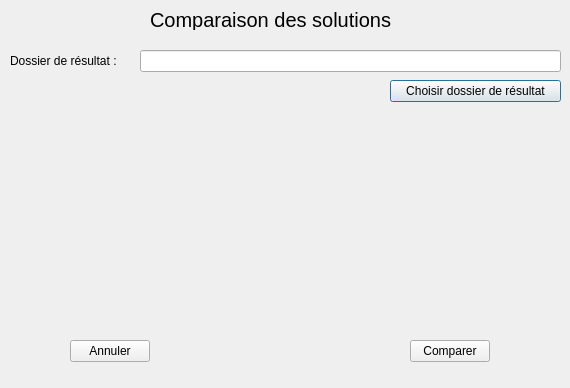
This is PRDOrdonancement/comparaisonsolution.ui in pierrefervault/PRDOrdonancement as Qt 5 draws it before an edit. The edited form follows.
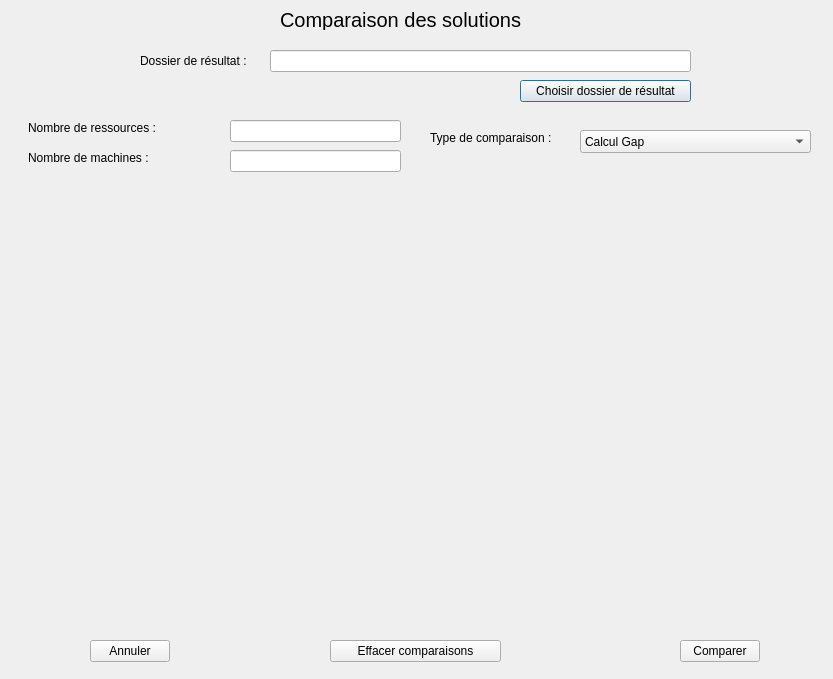
This is the edited form.

Commit message: Grosse MAJ, ajout des graphique de comparaison de solution + toutes les méthodes nécessaires à l'implémentation + toutes les classes nécessaires au bon fonctionnement de l'application

Diff of the .ui file:
```diff
--- a/PRDOrdonancement/comparaisonsolution.ui
+++ b/PRDOrdonancement/comparaisonsolution.ui
@@ -6,8 +6,8 @@
    <rect>
     <x>0</x>
     <y>0</y>
-    <width>570</width>
-    <height>388</height>
+    <width>833</width>
+    <height>679</height>
    </rect>
   </property>
   <property name="windowTitle">
@@ -16,7 +16,7 @@
   <widget class="QLabel" name="titleLabel">
    <property name="geometry">
     <rect>
-     <x>150</x>
+     <x>280</x>
      <y>10</y>
      <width>281</width>
      <height>20</height>
@@ -34,7 +34,7 @@
   <widget class="QPushButton" name="choisirDossierPushButton">
    <property name="geometry">
     <rect>
-     <x>390</x>
+     <x>520</x>
      <y>80</y>
      <width>171</width>
      <height>22</height>
@@ -47,7 +47,7 @@
   <widget class="QLineEdit" name="choisirDossierLineEdit">
    <property name="geometry">
     <rect>
-     <x>140</x>
+     <x>270</x>
      <y>50</y>
      <width>421</width>
      <height>22</height>
@@ -57,7 +57,7 @@
   <widget class="QLabel" name="dossierInstanceLabel">
    <property name="geometry">
     <rect>
-     <x>10</x>
+     <x>140</x>
      <y>50</y>
      <width>121</width>
      <height>21</height>
@@ -70,8 +70,8 @@
   <widget class="QPushButton" name="validerPushButton">
    <property name="geometry">
     <rect>
-     <x>410</x>
-     <y>340</y>
+     <x>680</x>
+     <y>640</y>
      <width>80</width>
      <height>22</height>
     </rect>
@@ -83,8 +83,8 @@
   <widget class="QPushButton" name="annulerPushButton">
    <property name="geometry">
     <rect>
-     <x>70</x>
-     <y>340</y>
+     <x>90</x>
+     <y>640</y>
      <width>80</width>
      <height>22</height>
     </rect>
@@ -93,6 +93,114 @@
     <string>Annuler</string>
    </property>
   </widget>
+  <widget class="QLabel" name="nbrRessourcesLabel">
+   <property name="geometry">
+    <rect>
+     <x>28</x>
+     <y>120</y>
+     <width>171</width>
+     <height>16</height>
+    </rect>
+   </property>
+   <property name="text">
+    <string>Nombre de ressources :</string>
+   </property>
+  </widget>
+  <widget class="QLabel" name="nbrMachinesLabel">
+   <property name="geometry">
+    <rect>
+     <x>28</x>
+     <y>150</y>
+     <width>191</width>
+     <height>16</height>
+    </rect>
+   </property>
+   <property name="text">
+    <string>Nombre de machines :</string>
+   </property>
+  </widget>
+  <widget class="QLineEdit" name="nbrRessourcesLineEdit">
+   <property name="geometry">
+    <rect>
+     <x>230</x>
+     <y>120</y>
+     <width>171</width>
+     <height>22</height>
+    </rect>
+   </property>
+  </widget>
+  <widget class="QLineEdit" name="nbrMachinesLineEdit">
+   <property name="geometry">
+    <rect>
+     <x>230</x>
+     <y>150</y>
+     <width>171</width>
+     <height>22</height>
+    </rect>
+   </property>
+  </widget>
+  <widget class="QWidget" name="verticalLayoutWidget">
+   <property name="geometry">
+    <rect>
+     <x>20</x>
+     <y>200</y>
+     <width>791</width>
+     <height>421</height>
+    </rect>
+   </property>
+   <layout class="QVBoxLayout" name="verticalLayout"/>
+  </widget>
+  <widget class="QLabel" name="typeComparaisonLabel">
+   <property name="geometry">
+    <rect>
+     <x>430</x>
+     <y>130</y>
+     <width>171</width>
+     <height>16</height>
+    </rect>
+   </property>
+   <property name="text">
+    <string>Type de comparaison :</string>
+   </property>
+  </widget>
+  <widget class="QComboBox" name="typeComparaisonComboBox">
+   <property name="geometry">
+    <rect>
+     <x>580</x>
+     <y>130</y>
+     <width>231</width>
+     <height>23</height>
+    </rect>
+   </property>
+   <item>
+    <property name="text">
+     <string>Calcul Gap</string>
+    </property>
+   </item>
+   <item>
+    <property name="text">
+     <string>Pourcentage de solutions optimales</string>
+    </property>
+   </item>
+   <item>
+    <property name="text">
+     <string>Pourcentage du temps de résolution par méthode exacte</string>
+    </property>
+   </item>
+  </widget>
+  <widget class="QPushButton" name="netoyerLayoutPushButton">
+   <property name="geometry">
+    <rect>
+     <x>330</x>
+     <y>640</y>
+     <width>171</width>
+     <height>22</height>
+    </rect>
+   </property>
+   <property name="text">
+    <string>Effacer comparaisons</string>
+   </property>
+  </widget>
  </widget>
  <resources/>
  <connections/>
```
The commit also changes 410 other files.
